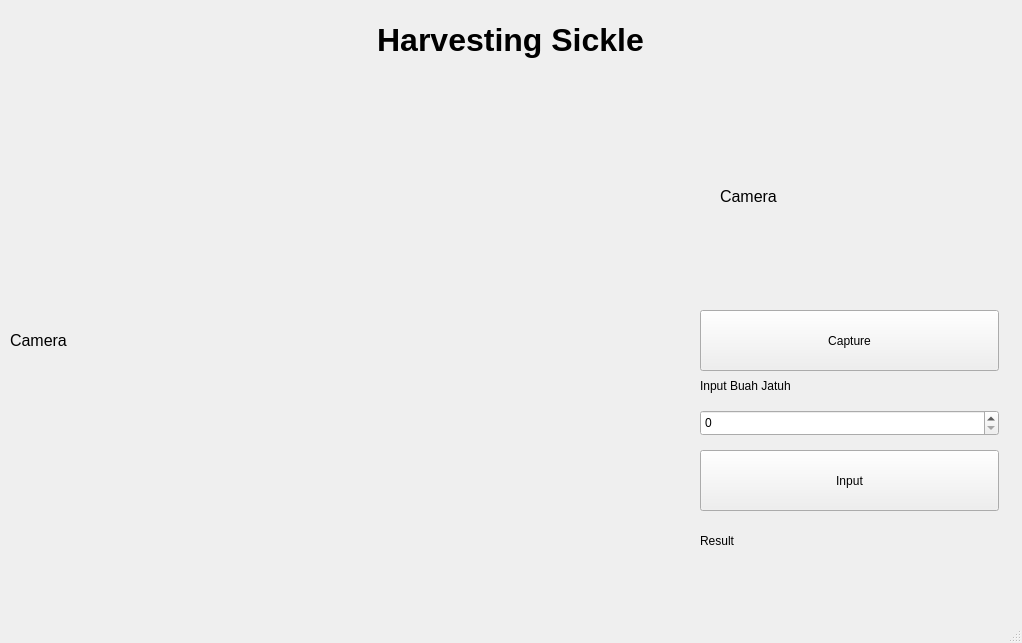
Old version of the form code/APP.ui in the repository alldone03/SwtYL.
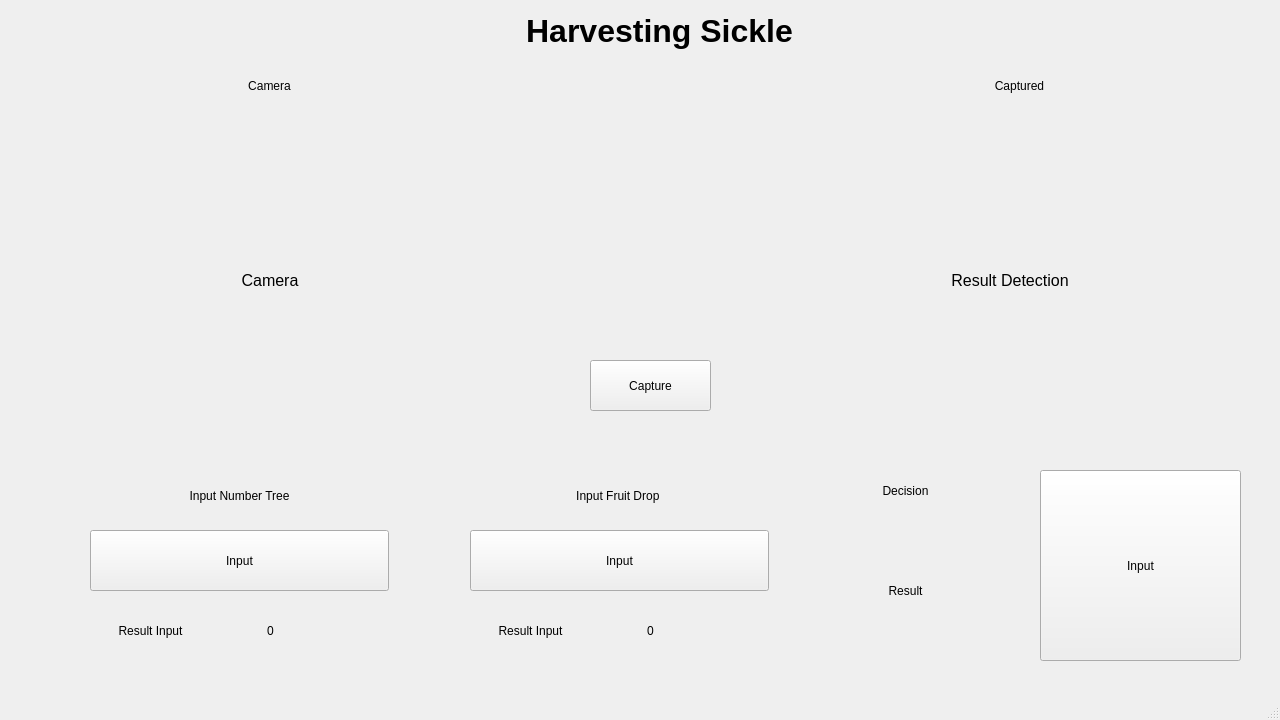
New version of the form.

Patch:
```diff
--- a/code/APP.ui
+++ b/code/APP.ui
@@ -6,56 +6,21 @@
    <rect>
     <x>0</x>
     <y>0</y>
-    <width>1022</width>
-    <height>643</height>
+    <width>1280</width>
+    <height>720</height>
    </rect>
   </property>
   <property name="windowTitle">
    <string>MainWindow</string>
   </property>
   <widget class="QWidget" name="centralwidget">
-   <widget class="QWidget" name="verticalLayoutWidget">
-    <property name="geometry">
-     <rect>
-      <x>0</x>
-      <y>0</y>
-      <width>1021</width>
-      <height>80</height>
-     </rect>
-    </property>
-    <layout class="QVBoxLayout" name="verticalLayout">
-     <item>
-      <widget class="QLabel" name="label">
-       <property name="font">
-        <font>
-         <pointsize>24</pointsize>
-         <weight>75</weight>
-         <bold>true</bold>
-        </font>
-       </property>
-       <property name="layoutDirection">
-        <enum>Qt::LeftToRight</enum>
-       </property>
-       <property name="text">
-        <string>Harvesting Sickle</string>
-       </property>
-       <property name="scaledContents">
-        <bool>false</bool>
-       </property>
-       <property name="alignment">
-        <set>Qt::AlignCenter</set>
-       </property>
-      </widget>
-     </item>
-    </layout>
-   </widget>
    <widget class="QLabel" name="Camera">
     <property name="geometry">
      <rect>
-      <x>10</x>
+      <x>30</x>
       <y>100</y>
-      <width>640</width>
-      <height>480</height>
+      <width>480</width>
+      <height>360</height>
      </rect>
     </property>
     <property name="maximumSize">
@@ -72,14 +37,17 @@
     <property name="text">
      <string>Camera</string>
     </property>
+    <property name="alignment">
+     <set>Qt::AlignCenter</set>
+    </property>
    </widget>
    <widget class="QPushButton" name="Capture">
     <property name="geometry">
      <rect>
-      <x>700</x>
-      <y>310</y>
-      <width>299</width>
-      <height>61</height>
+      <x>590</x>
+      <y>360</y>
+      <width>121</width>
+      <height>51</height>
      </rect>
     </property>
     <property name="text">
@@ -89,74 +57,259 @@
    <widget class="QLabel" name="label_3">
     <property name="geometry">
      <rect>
-      <x>700</x>
-      <y>370</y>
+      <x>470</x>
+      <y>480</y>
       <width>299</width>
       <height>31</height>
      </rect>
     </property>
     <property name="text">
-     <string>Input Buah Jatuh</string>
+     <string>Input Fruit Drop </string>
     </property>
-   </widget>
-   <widget class="QSpinBox" name="input_buah_jatuh">
-    <property name="geometry">
-     <rect>
-      <x>700</x>
-      <y>410</y>
-      <width>299</width>
-      <height>26</height>
-     </rect>
-    </property>
-   </widget>
-   <widget class="QPushButton" name="btn_Input_buah_jatuh">
-    <property name="geometry">
-     <rect>
-      <x>700</x>
-      <y>450</y>
-      <width>299</width>
-      <height>61</height>
-     </rect>
-    </property>
-    <property name="text">
-     <string>Input</string>
+    <property name="alignment">
+     <set>Qt::AlignCenter</set>
     </property>
    </widget>
    <widget class="QLabel" name="label_2">
     <property name="geometry">
      <rect>
-      <x>700</x>
+      <x>800</x>
+      <y>470</y>
+      <width>211</width>
+      <height>41</height>
+     </rect>
+    </property>
+    <property name="text">
+     <string>Decision</string>
+    </property>
+    <property name="alignment">
+     <set>Qt::AlignCenter</set>
+    </property>
+   </widget>
+   <widget class="QLabel" name="Camera_2">
+    <property name="geometry">
+     <rect>
+      <x>770</x>
+      <y>100</y>
+      <width>480</width>
+      <height>360</height>
+     </rect>
+    </property>
+    <property name="maximumSize">
+     <size>
+      <width>16777215</width>
+      <height>16777215</height>
+     </size>
+    </property>
+    <property name="font">
+     <font>
+      <pointsize>12</pointsize>
+     </font>
+    </property>
+    <property name="text">
+     <string>Result Detection</string>
+    </property>
+    <property name="textFormat">
+     <enum>Qt::AutoText</enum>
+    </property>
+    <property name="alignment">
+     <set>Qt::AlignCenter</set>
+    </property>
+   </widget>
+   <widget class="QLabel" name="label">
+    <property name="geometry">
+     <rect>
+      <x>150</x>
+      <y>10</y>
+      <width>1019</width>
+      <height>41</height>
+     </rect>
+    </property>
+    <property name="font">
+     <font>
+      <pointsize>24</pointsize>
+      <weight>75</weight>
+      <bold>true</bold>
+     </font>
+    </property>
+    <property name="layoutDirection">
+     <enum>Qt::LeftToRight</enum>
+    </property>
+    <property name="text">
+     <string>Harvesting Sickle</string>
+    </property>
+    <property name="scaledContents">
+     <bool>false</bool>
+    </property>
+    <property name="alignment">
+     <set>Qt::AlignCenter</set>
+    </property>
+   </widget>
+   <widget class="QLabel" name="label_4">
+    <property name="geometry">
+     <rect>
+      <x>120</x>
+      <y>70</y>
+      <width>299</width>
+      <height>31</height>
+     </rect>
+    </property>
+    <property name="text">
+     <string>Camera</string>
+    </property>
+    <property name="alignment">
+     <set>Qt::AlignCenter</set>
+    </property>
+   </widget>
+   <widget class="QLabel" name="label_5">
+    <property name="geometry">
+     <rect>
+      <x>870</x>
+      <y>70</y>
+      <width>299</width>
+      <height>31</height>
+     </rect>
+    </property>
+    <property name="text">
+     <string>Captured</string>
+    </property>
+    <property name="alignment">
+     <set>Qt::AlignCenter</set>
+    </property>
+   </widget>
+   <widget class="QPushButton" name="btn_buahjatuh">
+    <property name="geometry">
+     <rect>
+      <x>470</x>
+      <y>530</y>
+      <width>299</width>
+      <height>61</height>
+     </rect>
+    </property>
+    <property name="text">
+     <string>Input</string>
+    </property>
+   </widget>
+   <widget class="QLabel" name="label_6">
+    <property name="geometry">
+     <rect>
+      <x>480</x>
+      <y>610</y>
+      <width>101</width>
+      <height>41</height>
+     </rect>
+    </property>
+    <property name="text">
+     <string>Result Input</string>
+    </property>
+    <property name="alignment">
+     <set>Qt::AlignCenter</set>
+    </property>
+   </widget>
+   <widget class="QLabel" name="val_buahjatuh">
+    <property name="geometry">
+     <rect>
+      <x>600</x>
+      <y>610</y>
+      <width>101</width>
+      <height>41</height>
+     </rect>
+    </property>
+    <property name="text">
+     <string>0</string>
+    </property>
+    <property name="alignment">
+     <set>Qt::AlignCenter</set>
+    </property>
+   </widget>
+   <widget class="QPushButton" name="btn_nomorPohon">
+    <property name="geometry">
+     <rect>
+      <x>90</x>
+      <y>530</y>
+      <width>299</width>
+      <height>61</height>
+     </rect>
+    </property>
+    <property name="text">
+     <string>Input</string>
+    </property>
+   </widget>
+   <widget class="QLabel" name="label_8">
+    <property name="geometry">
+     <rect>
+      <x>90</x>
+      <y>480</y>
+      <width>299</width>
+      <height>31</height>
+     </rect>
+    </property>
+    <property name="text">
+     <string>Input Number Tree</string>
+    </property>
+    <property name="alignment">
+     <set>Qt::AlignCenter</set>
+    </property>
+   </widget>
+   <widget class="QLabel" name="val_nomorpohon">
+    <property name="geometry">
+     <rect>
+      <x>220</x>
+      <y>610</y>
+      <width>101</width>
+      <height>41</height>
+     </rect>
+    </property>
+    <property name="text">
+     <string>0</string>
+    </property>
+    <property name="alignment">
+     <set>Qt::AlignCenter</set>
+    </property>
+   </widget>
+   <widget class="QLabel" name="label_10">
+    <property name="geometry">
+     <rect>
+      <x>100</x>
+      <y>610</y>
+      <width>101</width>
+      <height>41</height>
+     </rect>
+    </property>
+    <property name="text">
+     <string>Result Input</string>
+    </property>
+    <property name="alignment">
+     <set>Qt::AlignCenter</set>
+    </property>
+   </widget>
+   <widget class="QLabel" name="label_11">
+    <property name="geometry">
+     <rect>
+      <x>800</x>
       <y>520</y>
-      <width>297</width>
-      <height>41</height>
+      <width>211</width>
+      <height>141</height>
      </rect>
     </property>
     <property name="text">
      <string>Result</string>
     </property>
+    <property name="alignment">
+     <set>Qt::AlignCenter</set>
+    </property>
    </widget>
-   <widget class="QLabel" name="Camera_2">
+   <widget class="QPushButton" name="btn_showtableresult">
     <property name="geometry">
      <rect>
-      <x>720</x>
-      <y>100</y>
-      <width>256</width>
-      <height>192</height>
+      <x>1040</x>
+      <y>470</y>
+      <width>201</width>
+      <height>191</height>
      </rect>
     </property>
-    <property name="maximumSize">
-     <size>
-      <width>16777215</width>
-      <height>16777215</height>
-     </size>
-    </property>
-    <property name="font">
-     <font>
-      <pointsize>12</pointsize>
-     </font>
-    </property>
     <property name="text">
-     <string>Camera</string>
+     <string>Input</string>
     </property>
    </widget>
   </widget>
@@ -165,7 +318,7 @@
     <rect>
      <x>0</x>
      <y>0</y>
-     <width>1022</width>
+     <width>1280</width>
      <height>22</height>
     </rect>
    </property>
```
